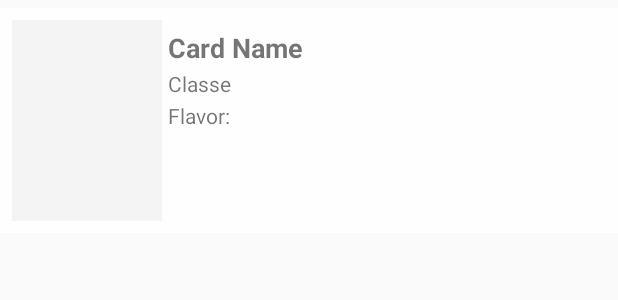
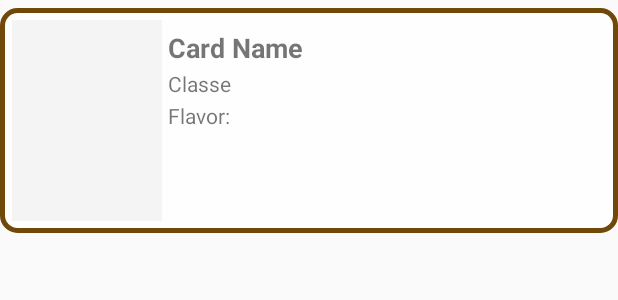
Before and after one commit to MathieuMesset/Hearthstone-Artbook, an Android app: the layout cards_row_item.xml on its own in the app's theme, with its tools: preview values and no code run, on a phone screen of 412 x 824 dp. Shown: the top 300 px of the screen. Run offline under Robolectric (Android 15) with nearby library versions, the phone set to English and light mode, and no system bars; network calls fail.

Commit message:
made card's corners rounded in recycler view

```diff
--- /dev/null
+++ b/app/src/main/res/drawable/layout_bg.xml
@@ -0,0 +1,7 @@
+<?xml version="1.0" encoding="utf-8"?>
+<shape xmlns:android="http://schemas.android.com/apk/res/android">
+    <solid android:color="@color/TransparentWhite"/>
+    <stroke android:width="3dp" android:color="@color/colorPrimaryLight" />
+    <corners android:radius="10dp"/>
+    <padding android:left="0dp" android:top="0dp" android:right="0dp" android:bottom="0dp" />
+</shape>
--- a/app/src/main/res/layout/cards_row_item.xml
+++ b/app/src/main/res/layout/cards_row_item.xml
@@ -4,9 +4,9 @@
     android:layout_width="match_parent"
     android:layout_height="150dp"
     android:layout_marginTop="5dp"
-    android:background="@color/TransparentWhite"
     android:orientation="horizontal"
-    android:padding="8dp">
+    android:padding="8dp"
+    android:background="@drawable/layout_bg">
 
 
     <ImageView
--- a/app/src/main/res/values/colors.xml
+++ b/app/src/main/res/values/colors.xml
@@ -1,6 +1,7 @@
 <?xml version="1.0" encoding="utf-8"?>
 <resources>
     <color name="colorPrimary">#462E06</color>
+    <color name="colorPrimaryLight">#6F480A</color>
     <color name="colorPrimaryDark">#00574B</color>
     <color name="colorAccent">#AF8C12</color>
     <color name="colorAccentTransparent">#80AF8C12</color>
```
